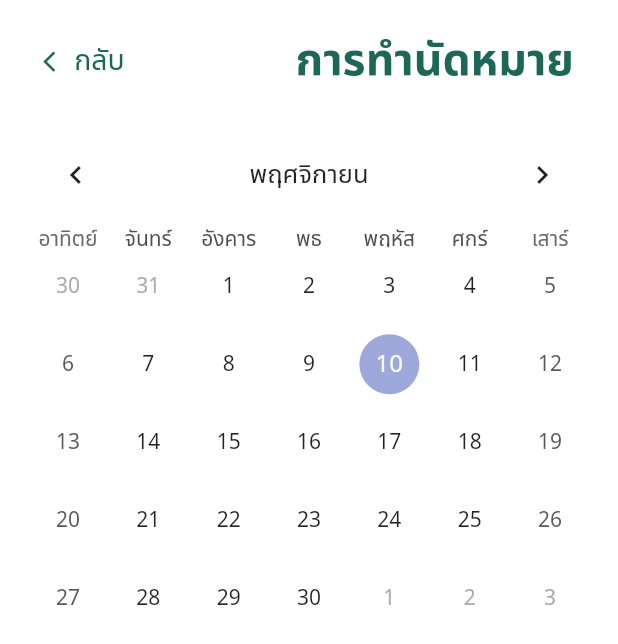
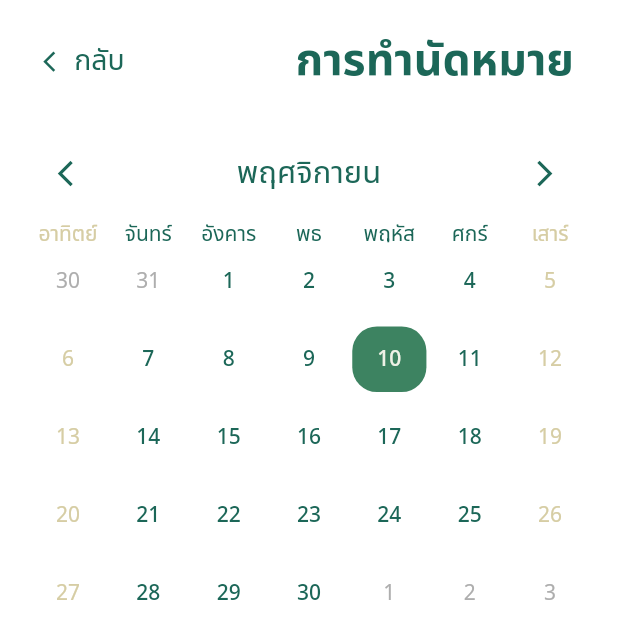
Before and after one commit to Medware-Front-End/Medware-Frontend, a Flutter app: the CalendarAppointment screen opened directly, on a phone screen of 412 x 824 dp. Shown: the top 644 px of the screen. Run offline on Flutter 3.47's test engine with Material 2 defaults, Android fonts, the light colour scheme and no system bars; drawn by our look-alikes of table_calendar; our stand-ins replace flutter_local_notifications, google_nav_bar, rxdart, shared_preferences; accounts and stored records are empty.

Commit message:
calendar implement

```diff
--- a/lib/main.dart
+++ b/lib/main.dart
@@ -6,7 +6,6 @@ import 'package:medware/screens/auth/screens.dart' as auth;
 import 'package:medware/screens/main/main_screen.dart';
 import 'package:medware/utils/api/notification/push_notification.dart';
 import 'package:medware/utils/shared_preference/shared_preference.dart';
-import 'package:medware/screens/main/event/patient/calendar_appointment.dart';
 
 Future main() async {
   Intl.defaultLocale = 'th';
@@ -43,7 +42,7 @@ class MyApp extends StatelessWidget {
         ),
       ),
       // home: auth.screens[0],
-      home: const CalendarAppointment(),
+      home: const MainScreen(),
     );
   }
 }
--- a/lib/screens/main/event/patient/calendar_appointment.dart
+++ b/lib/screens/main/event/patient/calendar_appointment.dart
@@ -78,28 +78,82 @@ class _Calendar_addState extends State<CalendarAppointment> {
                 height: size.height * 0.44,
                 width: size.width,
                 child: TableCalendar(
+                  calendarBuilders: CalendarBuilders(
+                      selectedBuilder: ((context, _datetime, focusedDay) {
+                    return Container(
+                      margin: EdgeInsets.fromLTRB(
+                          size.width * 0.005,
+                          size.height * 0.005,
+                          size.width * 0.005,
+                          size.height * 0.005),
+                      decoration: BoxDecoration(
+                          color: tertiaryColor,
+                          borderRadius:
+                              BorderRadius.circular(size.height * 0.02)),
+                      child: Center(
+                          child: Text(
+                        _datetime.day.toString(),
+                        style: TextStyle(
+                            color: primaryColor, fontWeight: FontWeight.w500),
+                      )),
+                    );
+                  }), todayBuilder: (context, _datetime, focusedDay) {
+                    return Container(
+                      margin: EdgeInsets.fromLTRB(
+                          size.width * 0.005,
+                          size.height * 0.005,
+                          size.width * 0.005,
+                          size.height * 0.005),
+                      decoration: BoxDecoration(
+                          color: secondaryColor,
+                          borderRadius:
+                              BorderRadius.circular(size.height * 0.02)),
+                      child: Center(
+                          child: Text(
+                        _datetime.day.toString(),
+                        style: TextStyle(
+                            color: Color(0xFFEEF2E6),
+                            fontWeight: FontWeight.w500),
+                      )),
+                    );
+                  }),
                   shouldFillViewport: true,
                   firstDay: DateTime(1990),
                   lastDay: DateTime(2050),
                   focusedDay: _focusedDay,
                   calendarFormat: _calendarFormat,
+                  daysOfWeekStyle: DaysOfWeekStyle(
+                      weekdayStyle: TextStyle(color: primaryColor),
+                      weekendStyle: TextStyle(color: tertiaryColor)),
+                  calendarStyle: CalendarStyle(
+                      selectedTextStyle: TextStyle(
+                          color: primaryColor, fontWeight: FontWeight.w500),
+                      weekendTextStyle: TextStyle(color: tertiaryColor),
+                      defaultTextStyle: TextStyle(
+                          color: primaryColor, fontWeight: FontWeight.w500)),
                   headerStyle: HeaderStyle(
+                    leftChevronIcon: Icon(
+                      Icons.arrow_back_ios,
+                      color: primaryColor,
+                      size: size.width * 0.05,
+                    ),
+                    rightChevronIcon: Icon(
+                      Icons.arrow_forward_ios,
+                      color: primaryColor,
+                      size: size.width * 0.05,
+                    ),
+                    titleTextStyle: TextStyle(
+                        color: primaryColor, fontSize: size.width * 0.05),
                     formatButtonVisible: false,
                     titleCentered: true,
                     titleTextFormatter: (date, locale) =>
                         DateFormat.MMMM(locale).format(date),
                   ),
                   selectedDayPredicate: (day) {
-                    // Use `selectedDayPredicate` to determine which day is currently selected.
-                    // If this returns true, then `day` will be marked as selected.
-
-                    // Using `isSameDay` is recommended to disregard
-                    // the time-part of compared DateTime objects.
                     return isSameDay(_selectedDay, day);
                   },
                   onDaySelected: (selectedDay, focusedDay) {
                     if (!isSameDay(_selectedDay, selectedDay)) {
-                      // Call `setState()` when updating the selected day
                       setState(() {
                         _selectedDay = selectedDay;
                         _focusedDay = focusedDay;
@@ -107,7 +161,6 @@ class _Calendar_addState extends State<CalendarAppointment> {
                     }
                   },
                   onPageChanged: (focusedDay) {
-                    // No need to call `setState()` here
                     _focusedDay = focusedDay;
                   },
                 ),
```
